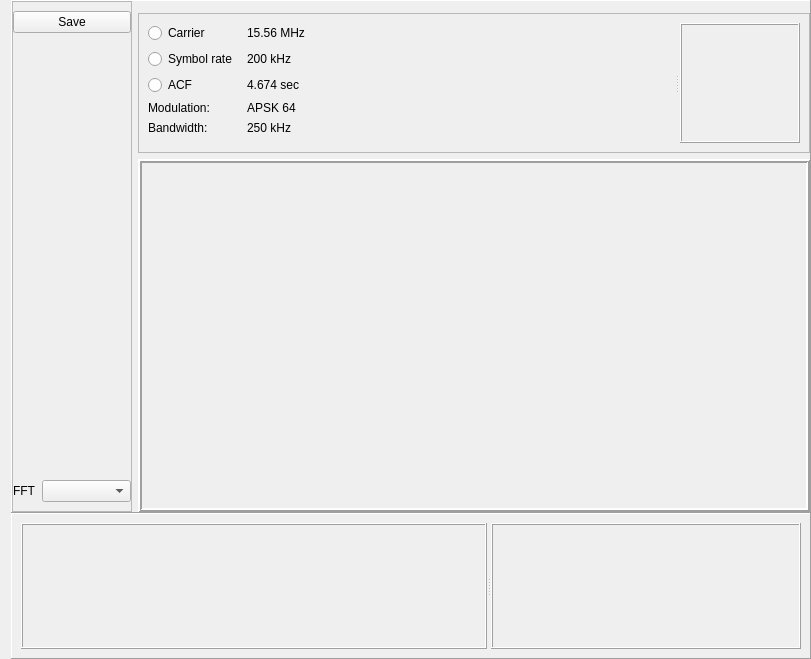
Qt form sources/Arks/Scope Analyzer/window/scope_analyzer_window.ui (AquaCreatura/AquaWave) before a commit.
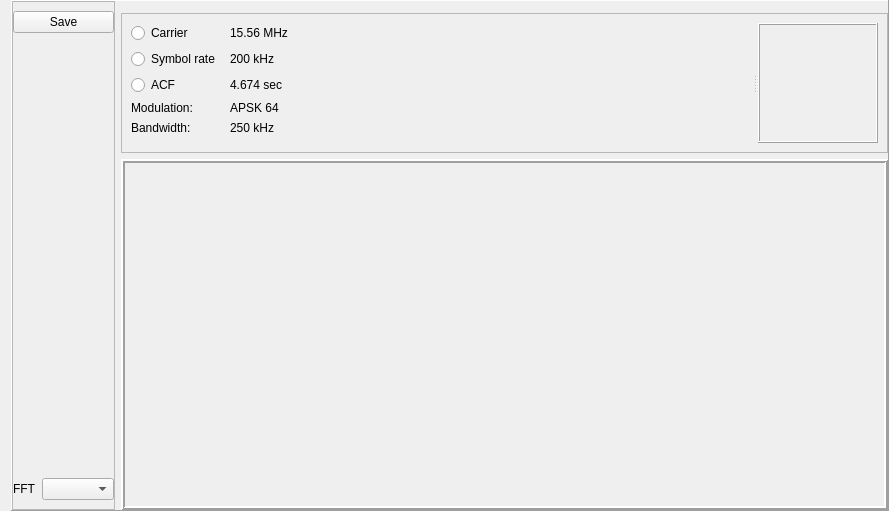
The same form after that commit.

Commit message: Added red scheme, removed spg and spectrum from scoper

Patch:
```diff
--- a/sources/Arks/Scope Analyzer/window/scope_analyzer_window.ui
+++ b/sources/Arks/Scope Analyzer/window/scope_analyzer_window.ui
@@ -6,8 +6,8 @@
    <rect>
     <x>0</x>
     <y>0</y>
-    <width>811</width>
-    <height>659</height>
+    <width>889</width>
+    <height>511</height>
    </rect>
   </property>
   <property name="windowTitle">
@@ -26,7 +26,7 @@
    <property name="spacing">
     <number>0</number>
    </property>
-   <item row="0" column="1">
+   <item row="0" column="0">
     <widget class="QFrame" name="frame">
      <property name="sizePolicy">
       <sizepolicy hsizetype="Preferred" vsizetype="Preferred">
@@ -59,14 +59,14 @@
       <item row="0" column="0" rowspan="4">
        <widget class="QFrame" name="frame_2">
         <property name="sizePolicy">
-         <sizepolicy hsizetype="Preferred" vsizetype="Preferred">
-          <horstretch>2</horstretch>
+         <sizepolicy hsizetype="Maximum" vsizetype="Preferred">
+          <horstretch>0</horstretch>
           <verstretch>0</verstretch>
          </sizepolicy>
         </property>
         <property name="maximumSize">
          <size>
-          <width>120</width>
+          <width>1300</width>
           <height>16777215</height>
          </size>
         </property>
@@ -124,8 +124,20 @@
          </item>
          <item row="2" column="1">
           <widget class="QComboBox" name="fft_order_combobox">
+           <property name="sizePolicy">
+            <sizepolicy hsizetype="Maximum" vsizetype="Fixed">
+             <horstretch>0</horstretch>
+             <verstretch>0</verstretch>
+            </sizepolicy>
+           </property>
+           <property name="minimumSize">
+            <size>
+             <width>0</width>
+             <height>0</height>
+            </size>
+           </property>
            <property name="sizeAdjustPolicy">
-            <enum>QComboBox::AdjustToContentsOnFirstShow</enum>
+            <enum>QComboBox::AdjustToContents</enum>
            </property>
           </widget>
          </item>
@@ -196,6 +208,12 @@
       </item>
       <item row="2" column="1" colspan="2">
        <widget class="QFrame" name="frame_3">
+        <property name="sizePolicy">
+         <sizepolicy hsizetype="Expanding" vsizetype="Preferred">
+          <horstretch>0</horstretch>
+          <verstretch>0</verstretch>
+         </sizepolicy>
+        </property>
         <property name="frameShape">
          <enum>QFrame::StyledPanel</enum>
         </property>
@@ -362,61 +380,6 @@
      </layout>
     </widget>
    </item>
-   <item row="1" column="0" colspan="3">
-    <widget class="QFrame" name="base_spectrum_charts_frame">
-     <property name="sizePolicy">
-      <sizepolicy hsizetype="Preferred" vsizetype="Expanding">
-       <horstretch>0</horstretch>
-       <verstretch>2</verstretch>
-      </sizepolicy>
-     </property>
-     <property name="frameShape">
-      <enum>QFrame::Panel</enum>
-     </property>
-     <property name="frameShadow">
-      <enum>QFrame::Raised</enum>
-     </property>
-     <layout class="QHBoxLayout" name="horizontalLayout">
-      <item>
-       <widget class="QSplitter" name="base_charts_splitter">
-        <property name="orientation">
-         <enum>Qt::Horizontal</enum>
-        </property>
-        <widget class="QFrame" name="spg_chart">
-         <property name="sizePolicy">
-          <sizepolicy hsizetype="Preferred" vsizetype="Preferred">
-           <horstretch>3</horstretch>
-           <verstretch>0</verstretch>
-          </sizepolicy>
-         </property>
-         <property name="frameShape">
-          <enum>QFrame::Box</enum>
-         </property>
-         <property name="frameShadow">
-          <enum>QFrame::Raised</enum>
-         </property>
-         <layout class="QGridLayout" name="gridLayout_3"/>
-        </widget>
-        <widget class="QFrame" name="dpx_spectrum_chart">
-         <property name="sizePolicy">
-          <sizepolicy hsizetype="Preferred" vsizetype="Preferred">
-           <horstretch>2</horstretch>
-           <verstretch>0</verstretch>
-          </sizepolicy>
-         </property>
-         <property name="frameShape">
-          <enum>QFrame::Box</enum>
-         </property>
-         <property name="frameShadow">
-          <enum>QFrame::Raised</enum>
-         </property>
-         <layout class="QGridLayout" name="gridLayout_4"/>
-        </widget>
-       </widget>
-      </item>
-     </layout>
-    </widget>
-   </item>
   </layout>
  </widget>
  <resources/>
```
The commit also changes 8 other files.
